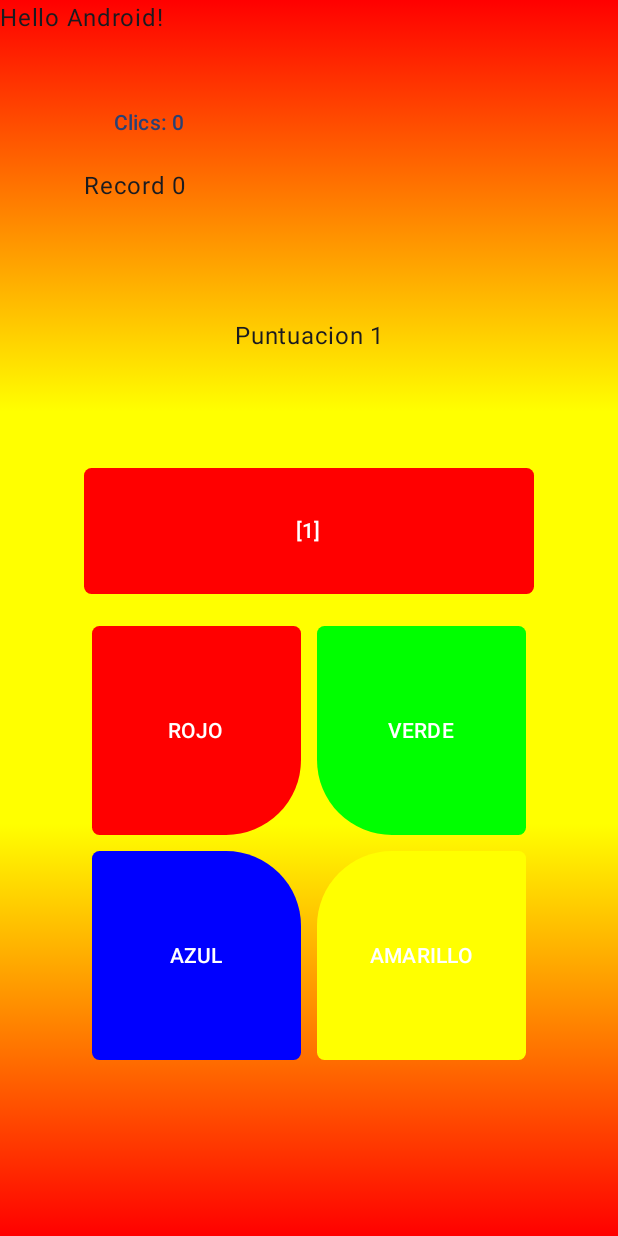
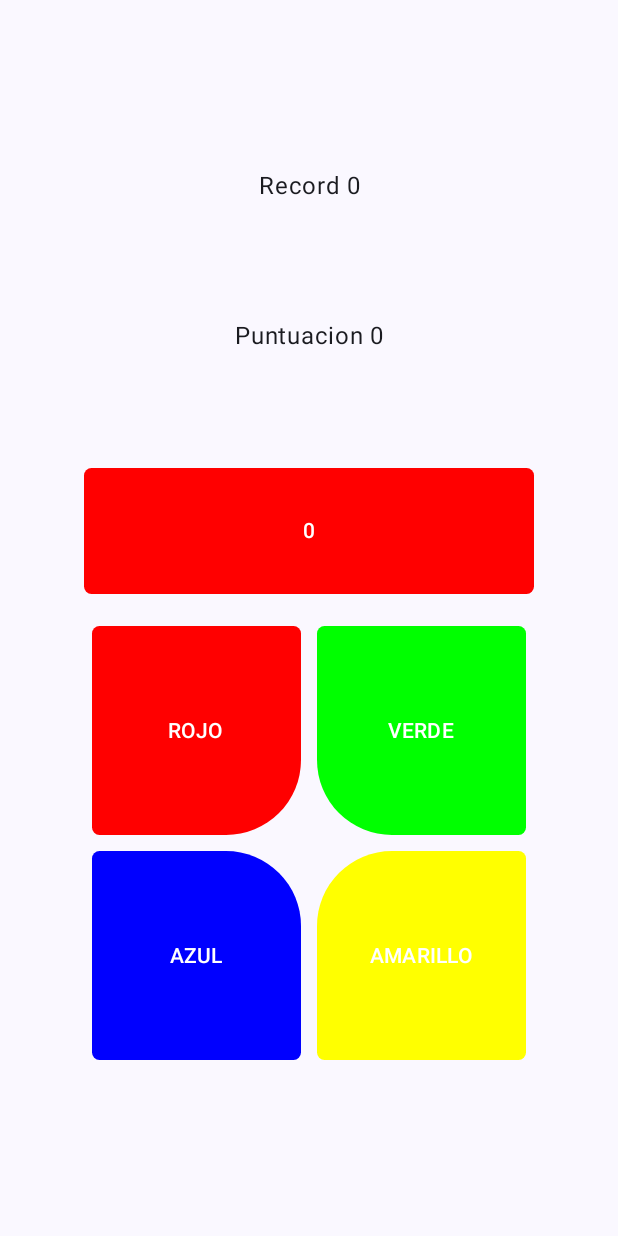
Before and after one commit to mpineirotroncoso/simon-no-dice, an Android app built with Jetpack Compose: the screen it shows after launch (MainActivity), after a tap on "ROJO", on a phone screen of 412 x 824 dp. Run offline under Robolectric (Android 15) with nearby library versions, the light colour scheme and no system bars.

Commit message:
modelview

```diff
--- /dev/null
+++ b/app/src/main/java/com/example/contador/Datos.kt
@@ -0,0 +1,8 @@
+package com.example.contador
+
+object Datos {
+    val record = 0
+    val score = 0
+    val currentArray = ArrayList<Int>()
+    var numero = 0
+}
--- a/app/src/main/java/com/example/contador/MainActivity.kt
+++ b/app/src/main/java/com/example/contador/MainActivity.kt
@@ -1,9 +1,7 @@
 package com.example.contador
 
-import android.content.Context
-import android.media.AudioManager
-import android.media.MediaPlayer
 import android.os.Bundle
+import android.widget.Toast
 import androidx.activity.ComponentActivity
 import androidx.activity.compose.setContent
 import androidx.activity.enableEdgeToEdge
@@ -18,6 +16,7 @@ import androidx.compose.foundation.layout.width
 import androidx.compose.foundation.shape.RoundedCornerShape
 import androidx.compose.material3.Button
 import androidx.compose.material3.ButtonDefaults
+import androidx.compose.material3.MaterialTheme
 import androidx.compose.material3.Scaffold
 import androidx.compose.material3.Text
 import androidx.compose.material3.TextButton
@@ -28,42 +27,34 @@ import androidx.compose.runtime.remember
 import androidx.compose.runtime.setValue
 import androidx.compose.ui.Alignment
 import androidx.compose.ui.Modifier
-import androidx.compose.ui.graphics.Brush
 import androidx.compose.ui.graphics.Color
 import androidx.compose.ui.platform.LocalContext
 import androidx.compose.ui.text.style.TextAlign
-import androidx.compose.ui.tooling.preview.Preview
 import androidx.compose.ui.unit.dp
 import com.example.contador.ui.theme.ContadorTheme
-
-
 
 
 class MainActivity : ComponentActivity() {
     override fun onCreate(savedInstanceState: Bundle?) {
         super.onCreate(savedInstanceState)
         enableEdgeToEdge()
+
+        val miViewModel = ModelView()
+
+
         setContent {
             ContadorTheme {
                 Scaffold(modifier = Modifier.fillMaxSize()) { innerPadding ->
                     Box(
                         modifier = Modifier
                             .fillMaxSize()
-                            .background(
-                                Brush.verticalGradient(
-                                    colors = listOf(
-                                        Color.Red,
-                                        Color.Yellow,
-                                        Color.Yellow,
-                                        Color.Red
-                                    )
-                                )
-                            )
+                            .background(MaterialTheme.colorScheme.background)
                             .padding(innerPadding)
                     ) {
                         Greeting(
                             name = "Android",
-                            modifier = Modifier.padding(innerPadding)
+                            modifier = Modifier.padding(innerPadding),
+                            miViewModel
                         )
                     }
                 }
@@ -72,49 +63,21 @@ class MainActivity : ComponentActivity() {
     }
 }
 
+@Composable
+fun Greeting(name: String, modifier: Modifier = Modifier, modelView: ModelView) {
 
-@Composable
-fun Greeting(name: String, modifier: Modifier = Modifier) {
-    var counter by remember { mutableStateOf(0) }
     val context = LocalContext.current
-    val mediaPlayer = remember { MediaPlayer.create(context, R.raw.redsuninthesky) }
-    val audioManager = context.getSystemService(Context.AUDIO_SERVICE) as AudioManager
-    val maxVolume = audioManager.getStreamMaxVolume(AudioManager.STREAM_MUSIC)
     val color = remember {
         mutableStateOf(Color.White)
     }
-    val secuencia by remember { mutableStateOf(mutableListOf<Int>()) }
+    var numeroRandom by remember { mutableStateOf(modelView.getNumero()) }
     var record by remember { mutableStateOf(0) }
     var puntuacion by remember { mutableStateOf(0) }
 
     Box(modifier = Modifier.fillMaxSize()) {
-
-        Column {
-            Text(
-                text = "Hello $name!",
-                modifier = modifier
-            )
-            TextButton(
-                onClick = {
-                    counter++
-                    audioManager.setStreamVolume(AudioManager.STREAM_MUSIC, 10, 0)
-                    if (mediaPlayer.isPlaying) {
-                        //mediaPlayer.seekTo(0)
-                        mediaPlayer.start()
-                    } else {
-                        mediaPlayer.start()
-                    }
-                },
-                modifier = Modifier
-                    .width(200.dp)
-                    .height(100.dp)
-                    .padding(top = 16.dp)
-            ) {
-                Text("Clics: $counter")
-            }
-        }
         Column (modifier = Modifier.align(Alignment.Center)) {
             Text("Record $record",
+                textAlign = TextAlign.Center,
                 modifier = Modifier
                     .width(300.dp)
                     .height(100.dp)
@@ -127,7 +90,9 @@ fun Greeting(name: String, modifier: Modifier = Modifier) {
                     .height(100.dp)
                     .padding(bottom = 16.dp)
             )
-            Button(onClick = { /*TODO*/ },
+            Button(onClick = {
+                modelView.crearRandom()
+            },
                 colors = ButtonDefaults.buttonColors(color.value),
                 shape = RoundedCornerShape(5.dp),
                 modifier = Modifier
@@ -135,7 +100,7 @@ fun Greeting(name: String, modifier: Modifier = Modifier) {
                     .height(100.dp)
                     .padding(bottom = 16.dp)
             ) {
-                Text(secuencia.toString())
+                Text(text = numeroRandom.toString())
             }
 
 
@@ -143,8 +108,11 @@ fun Greeting(name: String, modifier: Modifier = Modifier) {
                 TextButton(
                     onClick = {
                         color.value = Color.Red
-                        secuencia.add(Colores.ROJO.color)
-                        puntuacion = secuencia.count()
+                        if (modelView.compararNumero(Colores.ROJO.color))
+                            Toast.makeText(context, "Win", Toast.LENGTH_SHORT).show()
+                        else {
+                            Toast.makeText(context, "Lose", Toast.LENGTH_SHORT).show()
+                        }
                               },
                     shape = RoundedCornerShape(
                         topStart = 5.dp,
@@ -163,8 +131,11 @@ fun Greeting(name: String, modifier: Modifier = Modifier) {
                 TextButton(
                     onClick = {
                         color.value = Color.Green
-                        secuencia.add(Colores.VERDE.color)
-                        puntuacion = secuencia.count()
+                        if (modelView.compararNumero(Colores.VERDE.color)) {
+                            Toast.makeText(context, "Win", Toast.LENGTH_SHORT).show()
+                        } else {
+                            Toast.makeText(context, "Lose", Toast.LENGTH_SHORT).show()
+                        }
                               },
                     shape = RoundedCornerShape(
                         topStart = 5.dp,
@@ -185,8 +156,11 @@ fun Greeting(name: String, modifier: Modifier = Modifier) {
                 TextButton(
                     onClick = {
                         color.value = Color.Blue
-                        secuencia.add(Colores.AZUL.color)
-                        puntuacion = secuencia.count()
+                        if (modelView.compararNumero(Colores.AZUL.color)) {
+                            Toast.makeText(context, "Win", Toast.LENGTH_SHORT).show()
+                        } else {
+                            Toast.makeText(context, "Lose", Toast.LENGTH_SHORT).show()
+                        }
                               },
                     shape = RoundedCornerShape(
                         topStart = 5.dp,
@@ -205,8 +179,11 @@ fun Greeting(name: String, modifier: Modifier = Modifier) {
                 TextButton(
                     onClick = {
                         color.value = Color.Yellow
-                        secuencia.add(Colores.AMARILLO.color)
-                        puntuacion = secuencia.count()
+                        if (modelView.compararNumero(Colores.AMARILLO.color))
+                            Toast.makeText(context, "Win", Toast.LENGTH_SHORT).show()
+                        else {
+                            Toast.makeText(context, "Lose", Toast.LENGTH_SHORT).show()
+                        }
                               },
                     shape = RoundedCornerShape(
                         topStart = 50.dp,
@@ -228,11 +205,3 @@ fun Greeting(name: String, modifier: Modifier = Modifier) {
 
     }
 }
-
-@Preview(showBackground = true)
-@Composable
-fun GreetingPreview() {
-    ContadorTheme {
-        Greeting("Android")
-    }
-}
--- /dev/null
+++ b/app/src/main/java/com/example/contador/ModelView.kt
@@ -0,0 +1,30 @@
+package com.example.contador
+
+import android.util.Log
+import androidx.compose.runtime.mutableStateOf
+import androidx.lifecycle.ViewModel
+
+class ModelView : ViewModel() {
+    var _numbers = mutableStateOf(0)
+
+    fun crearRandom() {
+        Log.i("ModelView", "crearRandom")
+        _numbers.value = (1..4).random()
+        Log.d("ModelView", "creamos random ${_numbers.value}")
+        actualizarNumero(_numbers.value)
+    }
+
+    fun actualizarNumero(numero: Int) {
+        Log.d("ModelView", "actualizamos numero en Datos")
+        Datos.numero = numero
+    }
+
+    fun compararNumero(numero: Int): Boolean {
+        Log.d("ModelView", "comparamos numero $numero")
+        return numero == Datos.numero
+    }
+
+    fun getNumero(): Int {
+        return Datos.numero
+    }
+}
```
